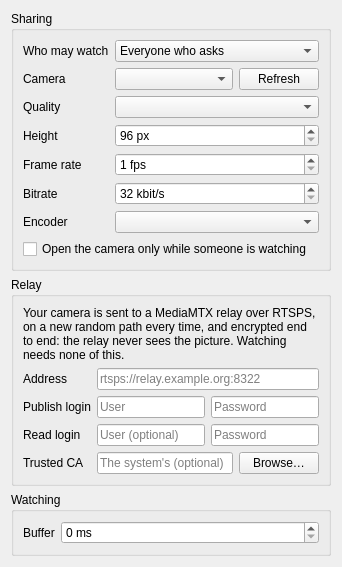
This is src/mumble/WebcamConfig.ui in d3adb5/mumble as Qt 5 draws it before an edit. The edited form follows.
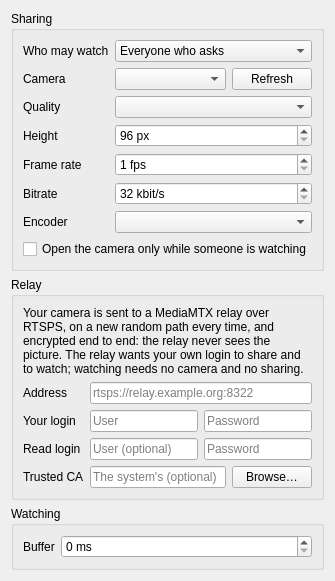
This is the edited form.

Commit message:
FEAT(client): Watch cameras with the viewer's own relay login
The relay no longer allows anonymous reads, so a viewer now reads the
stream with its own relay login: the one that also shares. A read login
the sender puts in the grant still wins. "Watch camera" asks for a login
when none is set and keeps it in the settings; watching still needs no
camera and no share. The settings page no longer says watching needs no
relay login, and the publish login is now just "Your login".

```diff
--- a/src/mumble/WebcamConfig.ui
+++ b/src/mumble/WebcamConfig.ui
@@ -202,7 +202,7 @@
       <item row="0" column="0" colspan="2">
        <widget class="QLabel" name="qlRelayInfo">
         <property name="text">
-         <string>Your camera is sent to a MediaMTX relay over RTSPS, on a new random path every time, and encrypted end to end: the relay never sees the picture. Watching needs none of this.</string>
+         <string>Your camera is sent to a MediaMTX relay over RTSPS, on a new random path every time, and encrypted end to end: the relay never sees the picture. The relay wants your own login to share and to watch; watching needs no camera and no sharing.</string>
         </property>
         <property name="wordWrap">
          <bool>true</bool>
@@ -229,7 +229,7 @@
       <item row="2" column="0">
        <widget class="QLabel" name="qlPublishUser">
         <property name="text">
-         <string>Publish login</string>
+         <string>Your login</string>
         </property>
         <property name="buddy">
          <cstring>qlePublishUser</cstring>
```
Left out of the diff: 5 changed lines with no effect on the pictures. The commit also changes 4 other files.
